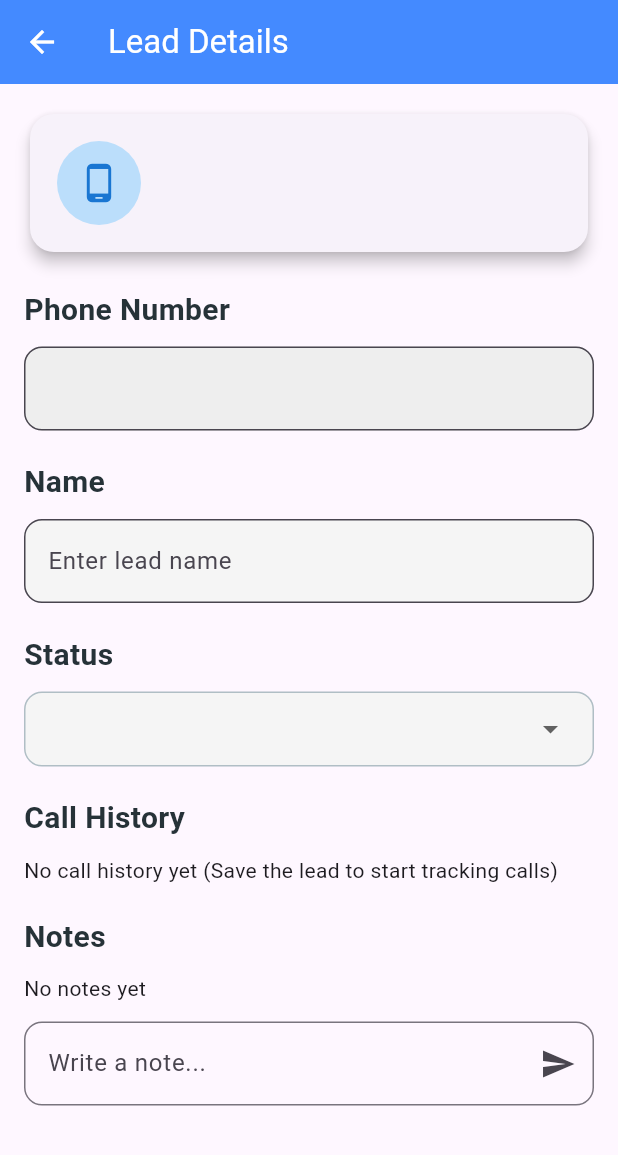
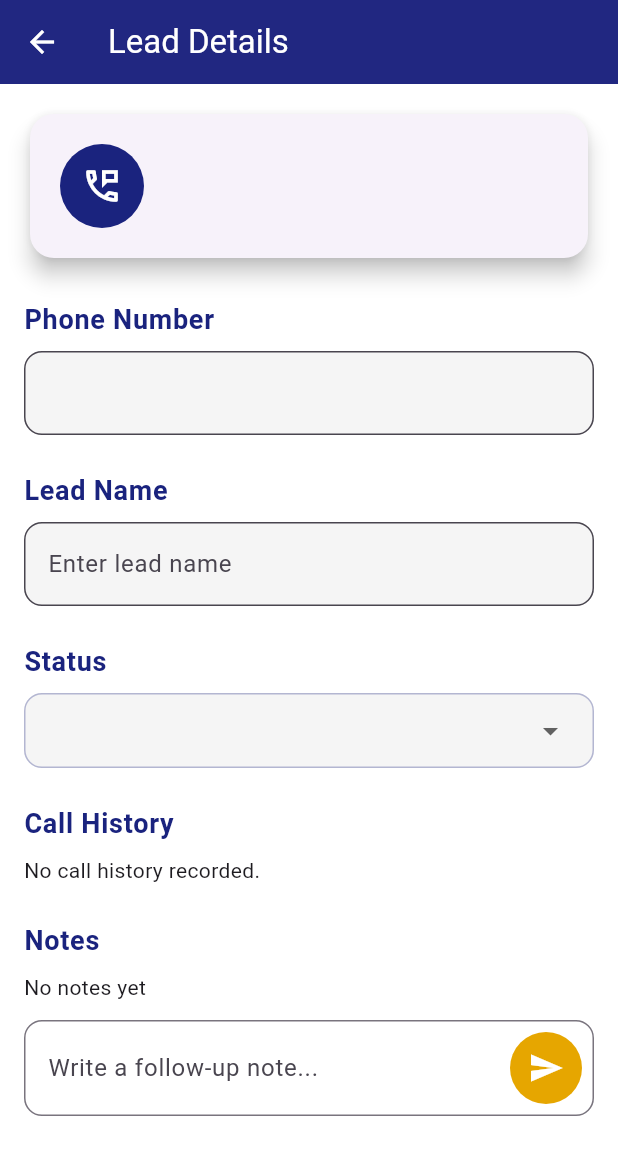
Before and after one commit to Vaibhavugile/calling, a Flutter app: the LeadFormScreen screen opened directly with empty values, on a phone screen of 412 x 824 dp. Shown: the top 1155 px of the screen. Run offline on Flutter 3.47's test engine with Material 3 defaults, Android fonts, the phone set to English and light mode, and no system bars; our stand-ins replace cloud_firestore, firebase_auth, firebase_core, permission_handler; accounts and stored records are empty.

Commit message:
pending also working fine

```diff
--- a/lib/models/lead.dart
+++ b/lib/models/lead.dart
@@ -1,4 +1,5 @@
 // lib/models/lead.dart
+
 import 'dart:math';
 
 /// Call history entry uses DateTime inside the app.
@@ -62,6 +63,8 @@ class Lead {
   final DateTime lastUpdated;
   final List<LeadNote> notes;
   final List<CallHistoryEntry> callHistory;
+  // 🔥 CRITICAL NEW FIELD: Flag to indicate manual follow-up is required
+  final bool needsManualReview;
 
   Lead({
     required this.id,
@@ -74,6 +77,8 @@ class Lead {
     required this.lastUpdated,
     this.notes = const [],
     this.callHistory = const [],
+    // 🔥 CRITICAL NEW FIELD
+    this.needsManualReview = false,
   });
 
   static String generateId() => DateTime.now().millisecondsSinceEpoch.toString() +
@@ -90,6 +95,8 @@ class Lead {
       lastUpdated: DateTime.now(),
       notes: [],
       callHistory: [],
+      // 🔥 CRITICAL NEW FIELD
+      needsManualReview: false,
     );
   }
 
@@ -104,6 +111,8 @@ class Lead {
     DateTime? lastUpdated,
     List<LeadNote>? notes,
     List<CallHistoryEntry>? callHistory,
+    // 🔥 CRITICAL NEW FIELD
+    bool? needsManualReview,
   }) {
     return Lead(
       id: id ?? this.id,
@@ -116,6 +125,8 @@ class Lead {
       lastUpdated: lastUpdated ?? this.lastUpdated,
       notes: notes ?? this.notes,
       callHistory: callHistory ?? this.callHistory,
+      // 🔥 CRITICAL NEW FIELD
+      needsManualReview: needsManualReview ?? this.needsManualReview,
     );
   }
 
@@ -154,6 +165,8 @@ class Lead {
       lastUpdated: lastUpdated,
       notes: notesList.map((e) => LeadNote.fromMap(Map<String, dynamic>.from(e))).toList(),
       callHistory: callsList.map((e) => CallHistoryEntry.fromMap(Map<String, dynamic>.from(e))).toList(),
+      // 🔥 CRITICAL NEW FIELD: Read from map, default to false
+      needsManualReview: (map['needsManualReview'] as bool?) ?? false,
     );
   }
 
@@ -168,6 +181,8 @@ class Lead {
         'lastUpdated': lastUpdated.millisecondsSinceEpoch,
         'notes': notes.map((e) => e.toMap()).toList(),
         'callHistory': callHistory.map((e) => e.toMap()).toList(),
+        // 🔥 CRITICAL NEW FIELD
+        'needsManualReview': needsManualReview,
       };
 }
 
--- a/lib/screens/lead_form_screen.dart
+++ b/lib/screens/lead_form_screen.dart
@@ -4,18 +4,20 @@ import 'package:flutter/material.dart';
 import '../models/lead.dart';
 import '../services/lead_service.dart';
 
+// -------------------------------------------------------------------------
+// 🔥 PREMIUM COLOR PALETTE
+// -------------------------------------------------------------------------
+const Color _primaryColor = Color(0xFF1A237E); // Deep Indigo
+const Color _accentColor = Color(0xFFE6A600); // Gold/Amber
+
 class LeadFormScreen extends StatefulWidget {
   final Lead lead;
   final bool autoOpenedFromCall;
-
-  // 🔥 REMOVED: final String? callDirection; // No longer needed
 
   const LeadFormScreen({
     super.key,
     required this.lead,
     this.autoOpenedFromCall = false,
-
-    // 🔥 REMOVED: callDirection
   });
 
   @override
@@ -29,11 +31,11 @@ class _LeadFormScreenState extends State<LeadFormScreen> {
 
   late TextEditingController _nameController;
   late TextEditingController _noteController;
-  // Controller for the read-only phone number field
   late TextEditingController _phoneController;
 
   bool _hasUnsavedNameChanges = false;
-  // 🔥 REMOVED: _callHistoryEntryAdded flag is no longer needed
+  // 🔥 NEW: Track if the user has explicitly interacted with the form
+  bool _hasUserSavedOrNoted = false;
 
   final List<String> _statusOptions = [
     "new",
@@ -50,14 +52,27 @@ class _LeadFormScreenState extends State<LeadFormScreen> {
     _lead = widget.lead;
     _nameController = TextEditingController(text: _lead.name);
     _noteController = TextEditingController();
-    // Initialize phone controller with the lead's phone number
     _phoneController = TextEditingController(text: _lead.phoneNumber);
 
     _nameController.addListener(_checkUnsavedChanges);
   }
 
+  // -------------------------------------------------------------------------
+  // 🔥 CRITICAL: DISPOSE LOGIC FOR MANUAL REVIEW
+  // -------------------------------------------------------------------------
   @override
   void dispose() {
+    // If the screen was auto-opened from a call AND the user didn't save/note,
+    // AND the lead is persistent, mark it for review.
+    if (widget.autoOpenedFromCall && !_hasUserSavedOrNoted && _lead.id.isNotEmpty) {
+      print("⚠️ UI closed without save/note. Marking Lead ${_lead.id} for manual review.");
+
+      // Perform review update in the background.
+      _service.markLeadForReview(_lead.id, true).catchError((e) {
+          print("❌ Error marking lead for review: $e");
+      });
+    }
+
     _nameController.removeListener(_checkUnsavedChanges);
     _nameController.dispose();
     _noteController.dispose();
@@ -66,8 +81,9 @@ class _LeadFormScreenState extends State<LeadFormScreen> {
   }
 
   // -------------------------------------------------------------------------
-  // 🔥 NEW: DURATION FORMATTER
+  // UTILS
   // -------------------------------------------------------------------------
+
   /// Converts seconds to a human-readable string (e.g., '1m 35s').
   String _formatDuration(int seconds) {
     if (seconds < 60) return '${seconds}s';
@@ -76,45 +92,40 @@ class _LeadFormScreenState extends State<LeadFormScreen> {
     return '${minutes}m ${secs}s';
   }
 
+  String _formatDate(DateTime dt) {
+    final d = dt.toLocal();
+    return "${d.year}-${d.month.toString().padLeft(2, '0')}-${d.day.toString().padLeft(2, '0')}  "
+        "${d.hour.toString().padLeft(2, '0')}:${d.minute.toString().padLeft(2, '0')}";
+  }
+
   // -------------------------------------------------------------------------
   // PERSISTENCE CORE LOGIC
   // -------------------------------------------------------------------------
-  /// Checks if the lead is transient (no ID) and saves it to Firestore.
+
   Future<void> _persistLeadIfTransient() async {
-  // If the ID is empty, the lead exists only in memory (transient).
     if (_lead.id.isEmpty) {
       print("📝 First save: Persisting new lead for ${_lead.phoneNumber}");
 
-      // 1. Create the lead in Firestore to get an ID (saves only phone number)
       final persistedLead = await _service.createLead(_lead.phoneNumber);
 
-      // 2. Update the local lead object, using the new ID and current controller values
-      // This is crucial to preserve the call history and status that the CallEventHandler
-      // may have already added to the transient lead object.
       final updatedTransientLead = persistedLead.copyWith(
-        // Use the current state and controller values
         name: _nameController.text.trim(),
         status: _lead.status,
-        callHistory: _lead.callHistory, // Preserve history added by CallEventHandler
-        notes: _lead.notes, // Preserve notes
+        callHistory: _lead.callHistory,
+        notes: _lead.notes,
         lastCallOutcome: _lead.lastCallOutcome,
         lastInteraction: DateTime.now(),
         lastUpdated: DateTime.now(),
       );
 
-      // 3. Save the fully updated object back to Firestore
+      // Use the public saveLead method which clears the review flag
       await _service.saveLead(updatedTransientLead);
 
-      // 4. Update local state
       setState(() {
           _lead = updatedTransientLead;
       });
     }
   }
-  // -------------------------------------------------------------------------
-  // 🔥 REMOVED: _logCallHistory function is now gone.
-  // -------------------------------------------------------------------------
-
 
   void _checkUnsavedChanges() {
     final currentName = _nameController.text.trim();
@@ -128,39 +139,27 @@ class _LeadFormScreenState extends State<LeadFormScreen> {
   }
 
   // -----------------------------------------
-  // UTIL: DATE FORMATTER
-  // -----------------------------------------
-  String _formatDate(DateTime dt) {
-    final d = dt.toLocal();
-    return "${d.year}-${d.month.toString().padLeft(2, '0')}-${d.day.toString().padLeft(2, '0')}  "
-        "${d.hour.toString().padLeft(2, '0')}:${d.minute.toString().padLeft(2, '0')}";
-  }
-
-  // -----------------------------------------
   // SAVE LEAD (Triggered by Save button/Status change)
   // -----------------------------------------
   Future<void> _saveLead({String? newStatus, String? newName}) async {
-    // Ensure lead is saved/persisted first
     await _persistLeadIfTransient();
 
     final name = newName ?? _nameController.text.trim();
     final status = newStatus ?? _lead.status;
 
-    // Skip save if no changes
     if (name == _lead.name && status == _lead.status && newStatus == null && newName == null) {
       return;
     }
 
-    final updated = _lead.copyWith(
+    // Use the public service method which also handles saving and clearing the review flag
+    final updated = await _service.updateLead(
+        id: _lead.id,
         name: name,
         status: status,
-      // Update the required interaction fields on every save
-      lastInteraction: DateTime.now(),
-      lastUpdated: DateTime.now(),
     );
 
-    // Now that we guarantee _lead.id is NOT empty, we can safely call saveLead
-    await _service.saveLead(updated);
+    // 🔥 NEW: User has performed an action
+    _hasUserSavedOrNoted = true;
 
     // Update local state and reset the flag
     setState(() {
@@ -176,15 +175,19 @@ class _LeadFormScreenState extends State<LeadFormScreen> {
   // -----------------------------------------
   Future<void> _addNote() async {
     if (_noteController.text.isEmpty) return;
+    await _persistLeadIfTransient(); // Ensure lead exists before adding a note
 
     final String note = _noteController.text.trim();
     _noteController.clear();
 
     try {
-    // ✅ FIX: Call the updated service method with the local _lead object
+      // ✅ FIX: Call the service method with the local _lead object
       await _service.addNote(lead: _lead, note: note);
 
-    // After saving, refresh the local state to include the new note
+      // 🔥 NEW: User has performed an action
+      _hasUserSavedOrNoted = true;
+
+      // After saving, refresh the local state to include the new note and cleared review flag
       final updatedLead = await _service.getLead(leadId: _lead.id);
 
       setState(() {
@@ -194,7 +197,6 @@ class _LeadFormScreenState extends State<LeadFormScreen> {
       });
     } catch (e) {
       print('❌ Error adding note: $e');
-    // Handle the exception gracefully, maybe show a snackbar
     }
   }
 
@@ -203,59 +205,96 @@ class _LeadFormScreenState extends State<LeadFormScreen> {
   // -----------------------------------------
   Widget _sectionTitle(String text) {
     return Padding(
-      padding: const EdgeInsets.only(top: 20, bottom: 10),
+      padding: const EdgeInsets.only(top: 24, bottom: 8),
       child: Text(
         text,
-        style: TextStyle(
-          fontSize: 20,
-          fontWeight: FontWeight.w700,
-          color: Colors.blueGrey.shade900,
+        style: const TextStyle(
+          fontSize: 18,
+          fontWeight: FontWeight.bold,
+          color: _primaryColor, // Deep Indigo
+          letterSpacing: 0.5,
         ),
       ),
     );
   }
 
   // -----------------------------------------
-  // UI: HEADER CARD (Now shows phone number and last outcome)
+  // UI: HEADER CARD (Now shows phone number and review status)
   // -----------------------------------------
   Widget _headerCard() {
+    final bool needsReview = _lead.needsManualReview;
+    final String callOutcome = _lead.lastCallOutcome.toUpperCase();
+
+    Color outcomeColor;
+    if (callOutcome == 'MISSED' || callOutcome == 'REJECTED') {
+      outcomeColor = Colors.red.shade700;
+    } else if (callOutcome == 'ANSWERED') {
+      outcomeColor = Colors.green.shade700;
+    } else {
+      outcomeColor = Colors.blueGrey;
+    }
+
     return Card(
-      elevation: 4,
-      shape: RoundedRectangleBorder(borderRadius: BorderRadius.circular(16)),
+      elevation: 6,
+      shape: RoundedRectangleBorder(
+        borderRadius: BorderRadius.circular(16),
+        // Gold border if review is needed
+        side: needsReview
+            ? const BorderSide(color: _accentColor, width: 3)
+            : BorderSide.none,
+      ),
       child: Padding(
-        padding: const EdgeInsets.all(18),
+        padding: const EdgeInsets.all(20),
         child: Column(
           crossAxisAlignment: CrossAxisAlignment.start,
           children: [
+            if (needsReview)
+              Container(
+                padding: const EdgeInsets.symmetric(horizontal: 10, vertical: 4),
+                decoration: BoxDecoration(
+                  color: _accentColor,
+                  borderRadius: BorderRadius.circular(8),
+                ),
+                child: const Text(
+                  'ACTION REQUIRED',
+                  style: TextStyle(
+                    color: _primaryColor,
+                    fontWeight: FontWeight.bold,
+                    fontSize: 12
+                  ),
+                ),
+              ),
+            if (needsReview) const SizedBox(height: 12),
+
             Row(
               children: [
                 CircleAvatar(
                   radius: 28,
-                  backgroundColor: Colors.blue.shade100,
-                  child: Icon(Icons.phone_android,
-                      size: 28, color: Colors.blue.shade700),
+                  backgroundColor: _primaryColor,
+                  child: const Icon(Icons.perm_phone_msg_outlined,
+                      size: 28, color: Colors.white),
                 ),
                 const SizedBox(width: 16),
                 Expanded(
                   child: Text(
                     _lead.phoneNumber,
                     style: const TextStyle(
-                      fontSize: 22,
-                      fontWeight: FontWeight.bold,
+                      fontSize: 24,
+                      fontWeight: FontWeight.w900,
+                      color: _primaryColor,
                     ),
                   ),
                 ),
               ],
             ),
             if (_lead.lastCallOutcome != 'none') ...[
-              const SizedBox(height: 10),
-              // Display the last call outcome for context
+              const Divider(height: 24),
               Text(
-                'Last Call Status: ${_lead.lastCallOutcome.toUpperCase()}',
+                'Last Call Outcome: ${callOutcome}',
                 style: TextStyle(
                   fontSize: 16,
-                  color: _lead.lastCallOutcome == 'missed' ? Colors.red.shade700 : Colors.green.shade700,
-                  fontWeight: FontWeight.w600,
+                  color: outcomeColor,
+                  fontWeight: FontWeight.w700,
                 ),
               ),
             ]
@@ -271,32 +310,51 @@ class _LeadFormScreenState extends State<LeadFormScreen> {
   // -----------------------------------------
   Widget _callHistorySection() {
     if (_lead.callHistory.isEmpty) {
-      // Updated message to reflect handler logs the initial event
-      return const Text("No call history yet (Save the lead to start tracking calls)");
+      return const Text("No call history recorded.");
     }
 
     return Column(
       children: _lead.callHistory.reversed.map((call) {
         final icon = call.direction == "inbound" ? Icons.call_received : Icons.call_made;
-        final color = call.outcome == "answered" ? Colors.green :
-                      call.outcome == "missed" ? Colors.red :
-                      call.outcome == "rejected" ? Colors.orange :
-                      Colors.blue;
+        final Color color;
+        switch (call.outcome) {
+          case 'answered':
+            color = Colors.green.shade600;
+            break;
+          case 'missed':
+            color = Colors.red.shade600;
+            break;
+          case 'rejected':
+            color = Colors.orange.shade600;
+            break;
+          case 'ended':
+            color = Colors.blueGrey.shade400;
+            break;
+          default:
+            color = Colors.blue.shade600;
+        }
 
-        // 🔥 MODIFIED: Display duration if available
         final durationText = call.durationInSeconds != null
             ? ' (${_formatDuration(call.durationInSeconds!)})'
             : '';
 
 
-        return Card(
-          shape:
-              RoundedRectangleBorder(borderRadius: BorderRadius.circular(12)),
+        return Padding(
+          padding: const EdgeInsets.only(bottom: 8.0),
+          child: Container(
+            decoration: BoxDecoration(
+              color: color.withOpacity(0.08),
+              borderRadius: BorderRadius.circular(12),
+              border: Border.all(color: color.withOpacity(0.2)),
+            ),
             child: ListTile(
               leading: Icon(icon, color: color),
-            // Title includes outcome and duration
-            title: Text("${call.direction} – ${call.outcome.toUpperCase()}$durationText"),
-            subtitle: Text(_formatDate(call.timestamp)),
+              title: Text(
+                "${call.direction} – ${call.outcome.toUpperCase()}$durationText",
+                style: TextStyle(fontWeight: FontWeight.w600, color: color),
+              ),
+              subtitle: Text(_formatDate(call.timestamp), style: const TextStyle(fontSize: 12)),
+            ),
           ),
         );
       }).toList(),
@@ -314,12 +372,15 @@ class _LeadFormScreenState extends State<LeadFormScreen> {
     return Column(
       children: _lead.notes.reversed.map((note) {
         return Card(
-          shape:
-              RoundedRectangleBorder(borderRadius: BorderRadius.circular(12)),
+          elevation: 1,
+          color: Colors.grey.shade50,
+          shape: RoundedRectangleBorder(
+              borderRadius: BorderRadius.circular(12),
+              side: BorderSide(color: Colors.grey.shade300)),
           child: ListTile(
-            leading: const Icon(Icons.note),
-            title: Text(note.text),
-            subtitle: Text(_formatDate(note.timestamp)),
+            leading: const Icon(Icons.edit_note, color: _primaryColor),
+            title: Text(note.text, style: const TextStyle(fontWeight: FontWeight.w500)),
+            subtitle: Text(_formatDate(note.timestamp), style: const TextStyle(fontSize: 12)),
           ),
         );
       }).toList(),
@@ -332,11 +393,13 @@ class _LeadFormScreenState extends State<LeadFormScreen> {
   @override
   Widget build(BuildContext context) {
     return Scaffold(
+      backgroundColor: Colors.white,
       appBar: AppBar(
         title:
-            Text(widget.autoOpenedFromCall ? "Call Lead" : "Lead Details"),
-        backgroundColor: Colors.blueAccent,
+            Text(widget.autoOpenedFromCall ? "Call Lead Review" : "Lead Details"),
+        backgroundColor: _primaryColor, // Premium Primary Color
         foregroundColor: Colors.white,
+        elevation: 4,
         actions: [
           if (_hasUnsavedNameChanges)
             IconButton(
@@ -358,9 +421,10 @@ class _LeadFormScreenState extends State<LeadFormScreen> {
             TextField(
               controller: _phoneController,
               readOnly: true,
+              style: const TextStyle(fontWeight: FontWeight.bold),
               decoration: InputDecoration(
                 filled: true,
-                fillColor: Colors.grey.shade200,
+                fillColor: Colors.grey.shade100,
                 border: OutlineInputBorder(
                     borderRadius: BorderRadius.circular(12)),
               ),
@@ -368,7 +432,7 @@ class _LeadFormScreenState extends State<LeadFormScreen> {
 
 
             // NAME (Editable)
-            _sectionTitle("Name"),
+            _sectionTitle("Lead Name"),
             TextField(
               controller: _nameController,
               decoration: InputDecoration(
@@ -389,18 +453,22 @@ class _LeadFormScreenState extends State<LeadFormScreen> {
               decoration: BoxDecoration(
                 color: Colors.grey.shade100,
                 borderRadius: BorderRadius.circular(12),
-                border: Border.all(color: Colors.blueGrey.shade200),
+                border: Border.all(color: _primaryColor.withOpacity(0.3)),
               ),
               child: DropdownButton<String>(
                 value: _lead.status,
                 isExpanded: true,
                 underline: const SizedBox(),
+                style: const TextStyle(
+                  color: _primaryColor,
+                  fontWeight: FontWeight.w600,
+                  fontSize: 16
+                ),
                 items: _statusOptions.map((s) {
                   return DropdownMenuItem(value: s, child: Text(s));
                 }).toList(),
                 onChanged: (val) async {
                   if (val == null) return;
-                  // Use the unified save function
                   await _saveLead(newStatus: val);
                 },
               ),
@@ -416,17 +484,26 @@ class _LeadFormScreenState extends State<LeadFormScreen> {
 
             const SizedBox(height: 12),
 
+            // NOTE INPUT FIELD
             TextField(
               controller: _noteController,
               minLines: 1,
               maxLines: 3,
               decoration: InputDecoration(
-                hintText: "Write a note...",
+                hintText: "Write a follow-up note...",
                 border:
                     OutlineInputBorder(borderRadius: BorderRadius.circular(12)),
-                suffixIcon: IconButton(
-                  icon: const Icon(Icons.send),
+                suffixIcon: Container(
+                  margin: const EdgeInsets.all(8),
+                  decoration: BoxDecoration(
+                    color: _accentColor,
+                    shape: BoxShape.circle
+                  ),
+                  child: IconButton(
+                    icon: const Icon(Icons.send, color: Colors.white),
                     onPressed: _addNote,
+                    tooltip: 'Add Note',
+                  ),
                 ),
               ),
             ),
```
Also changed, not shown: lib/call_event_handler.dart (+44 -46 lines), lib/screens/lead_list_screen.dart (+106 -38 lines), lib/services/lead_service.dart (+130 -51 lines), 1 other file. Lines whose indentation alone changed are shown as unchanged.
